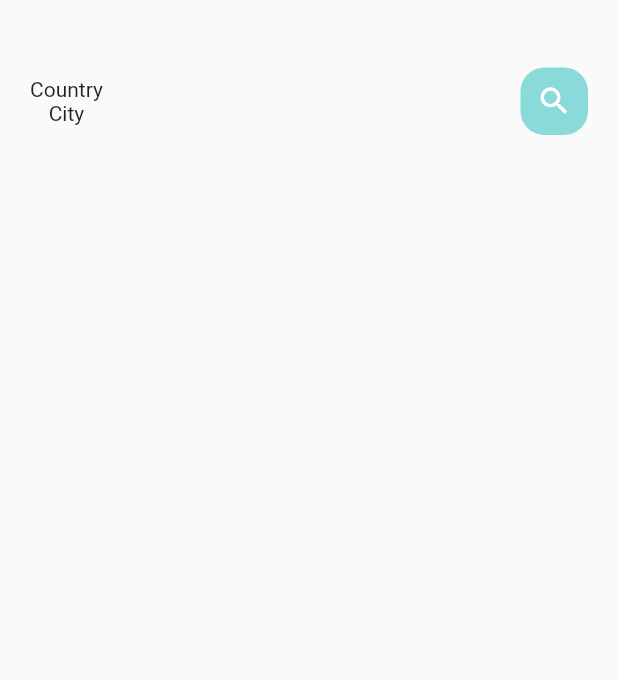
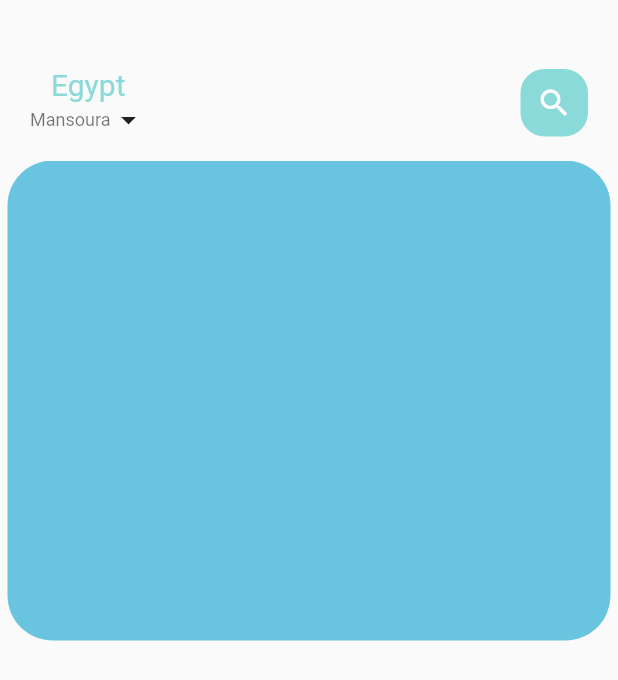
Before and after one commit to ahhmedsafwat/FoodDeliveryApp, a Flutter app: the screen it shows after launch, on a phone screen of 412 x 824 dp. Shown: the top 680 px of the screen. Run offline on Flutter 3.47's test engine with Material 2 defaults, Android fonts, the phone set to English and light mode, and no system bars.

Commit message:
create the slider of the food cards

```diff
--- a/lib/features/home/presentation/views/widgets/big_text.dart
+++ b/lib/core/utils/widgets/big_text.dart
@@ -3,9 +3,9 @@ import 'package:flutter/material.dart';
 class BigText extends StatelessWidget {
   const BigText(
       {super.key,
-      this.color,
+      this.color = const Color(0xff332d2b),
       required this.text,
-      required this.size,
+      this.size = 20,
       this.overflow = TextOverflow.ellipsis});
 
   final Color? color;
@@ -17,11 +17,13 @@ class BigText extends StatelessWidget {
   Widget build(BuildContext context) {
     return Text(
       text,
+      maxLines: 1,
       style: TextStyle(
           color: color,
           fontSize: size,
           overflow: overflow,
-          fontWeight: FontWeight.w400),
+          fontWeight: FontWeight.w400,
+          fontFamily: 'Roboto'),
     );
   }
 }
--- /dev/null
+++ b/lib/core/utils/widgets/small_text.dart
@@ -0,0 +1,28 @@
+import 'package:flutter/material.dart';
+
+class SmallText extends StatelessWidget {
+  const SmallText(
+      {super.key,
+      this.color = const Color(0xffccc7c5),
+      required this.text,
+      this.size = 12,
+      this.height = 1.2});
+
+  final Color? color;
+  final String text;
+  final double size;
+  final double height;
+
+  @override
+  Widget build(BuildContext context) {
+    return Text(
+      text,
+      style: TextStyle(
+          color: color,
+          fontSize: size,
+          fontWeight: FontWeight.w400,
+          fontFamily: 'Roboto',
+          height: height),
+    );
+  }
+}
--- a/lib/features/home/presentation/main_food_page.dart
+++ b/lib/features/home/presentation/main_food_page.dart
@@ -1,23 +1,13 @@
 import 'package:flutter/material.dart';
-import 'package:food_delivery_app/features/home/presentation/views/widgets/custom_app_bar.dart';
+import 'package:food_delivery_app/features/home/presentation/views/widgets/main_food_page_body.dart';
 
 class MainFoodPage extends StatelessWidget {
   const MainFoodPage({super.key});
 
   @override
   Widget build(BuildContext context) {
-    return SafeArea(
-      child: Scaffold(
-        body: Column(children: [
-          Container(
-            child: Container(
-              margin: const EdgeInsets.only(top: 45, bottom: 15),
-              padding: const EdgeInsets.symmetric(horizontal: 20),
-              child: const CustomAppBar(),
-            ),
-          ),
-        ]),
-      ),
+    return const SafeArea(
+      child: Scaffold(body: FoodPageBody()),
     );
   }
 }
--- a/lib/features/home/presentation/views/widgets/custom_app_bar.dart
+++ b/lib/features/home/presentation/views/widgets/custom_app_bar.dart
@@ -1,4 +1,6 @@
 import 'package:flutter/material.dart';
+import 'package:food_delivery_app/core/utils/widgets/big_text.dart';
+import 'package:food_delivery_app/core/utils/widgets/small_text.dart';
 
 import '../../../../../core/utils/colors.dart';
 
@@ -11,9 +13,20 @@ class CustomAppBar extends StatelessWidget {
       mainAxisAlignment: MainAxisAlignment.spaceBetween,
       children: [
         Column(
-          children: const [
-            Text('Country'),
-            Text('City'),
+          children: [
+            const BigText(
+              text: 'Egypt',
+              color: AppColors.mainColor,
+            ),
+            Row(children: const [
+              SmallText(
+                text: 'Mansoura',
+                color: Colors.black54,
+              ),
+              Icon(
+                Icons.arrow_drop_down,
+              )
+            ])
           ],
         ),
         Center(
--- /dev/null
+++ b/lib/features/home/presentation/views/widgets/food_cards.dart
@@ -0,0 +1,18 @@
+import 'package:flutter/material.dart';
+
+class FoodCards extends StatelessWidget {
+  const FoodCards({super.key, required this.index});
+  final int index;
+
+  @override
+  Widget build(BuildContext context) {
+    return Container(
+      height: 220,
+      margin: const EdgeInsets.symmetric(horizontal: 5),
+      decoration: BoxDecoration(
+        borderRadius: BorderRadius.circular(30),
+        color: const Color(0xff69c5df),
+      ),
+    );
+  }
+}
--- /dev/null
+++ b/lib/features/home/presentation/views/widgets/food_cards_pageview.dart
@@ -0,0 +1,27 @@
+import 'package:flutter/material.dart';
+
+import 'food_cards.dart';
+
+class FoodCardsPageView extends StatefulWidget {
+  const FoodCardsPageView({super.key});
+
+  @override
+  State<FoodCardsPageView> createState() => _FoodCardsPageViewState();
+}
+
+class _FoodCardsPageViewState extends State<FoodCardsPageView> {
+  @override
+  Widget build(BuildContext context) {
+    return Container(
+      height: 320,
+      child: PageView.builder(
+        itemCount: 5,
+        itemBuilder: (context, position) {
+          return FoodCards(
+            index: position,
+          );
+        },
+      ),
+    );
+  }
+}
--- /dev/null
+++ b/lib/features/home/presentation/views/widgets/main_food_page_body.dart
@@ -0,0 +1,24 @@
+
+import 'package:flutter/material.dart';
+import 'package:food_delivery_app/core/utils/colors.dart';
+
+import 'custom_app_bar.dart';
+import 'food_cards_pageview.dart';
+
+class FoodPageBody extends StatelessWidget {
+  const FoodPageBody({super.key});
+
+  @override
+  Widget build(BuildContext context) {
+    return Column(children: [
+      Container(
+        child: Container(
+          margin: const EdgeInsets.only(top: 45, bottom: 15),
+          padding: const EdgeInsets.symmetric(horizontal: 20),
+          child: const CustomAppBar(),
+        ),
+      ),
+      const FoodCardsPageView(),
+    ]);
+  }
+}
```
